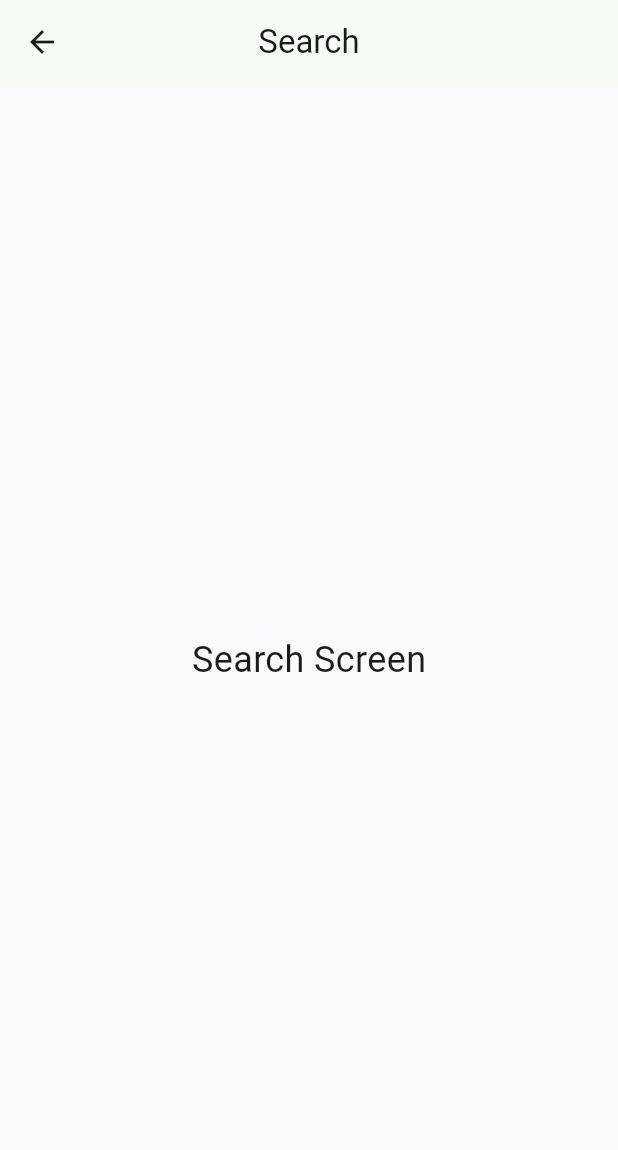
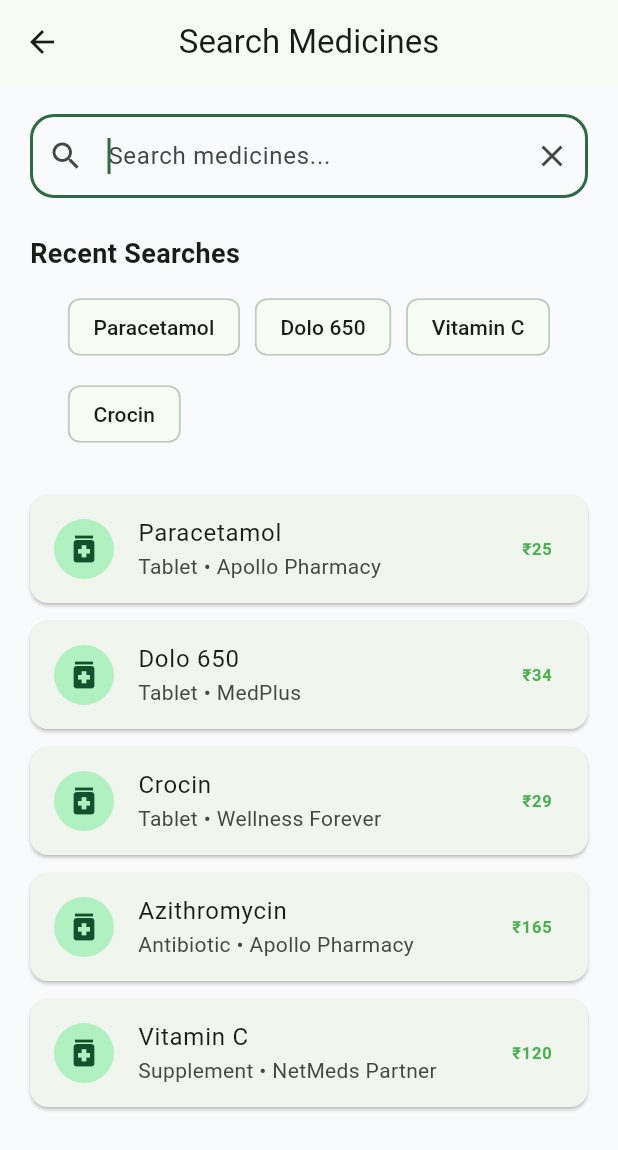
Before and after one commit to knikhil4327/MedFinder, a Flutter app: the SearchScreen screen opened directly, on a phone screen of 412 x 824 dp. Shown: the top 1150 px of the screen. Run offline on Flutter 3.47's test engine with Material 3 defaults, Android fonts, the phone set to English and light mode, and no system bars.

Commit message:
feat: complete medicine search and details module

```diff
--- a/lib/features/home/data/dummy_home_data.dart
+++ b/lib/features/home/data/dummy_home_data.dart
@@ -0,0 +1,58 @@
+import '../models/medicine_model.dart';
+
+final List<MedicineModel> medicines = [
+  MedicineModel(
+    id: "1",
+    name: "Paracetamol",
+    category: "Tablet",
+    price: 25,
+    available: true,
+    pharmacy: "Apollo Pharmacy",
+    rating: 4.8,
+    image: "",
+  ),
+
+  MedicineModel(
+    id: "2",
+    name: "Dolo 650",
+    category: "Tablet",
+    price: 34,
+    available: true,
+    pharmacy: "MedPlus",
+    rating: 4.7,
+    image: "",
+  ),
+
+  MedicineModel(
+    id: "3",
+    name: "Crocin",
+    category: "Tablet",
+    price: 29,
+    available: false,
+    pharmacy: "Wellness Forever",
+    rating: 4.5,
+    image: "",
+  ),
+
+  MedicineModel(
+    id: "4",
+    name: "Azithromycin",
+    category: "Antibiotic",
+    price: 165,
+    available: true,
+    pharmacy: "Apollo Pharmacy",
+    rating: 4.6,
+    image: "",
+  ),
+
+  MedicineModel(
+    id: "5",
+    name: "Vitamin C",
+    category: "Supplement",
+    price: 120,
+    available: true,
+    pharmacy: "NetMeds Partner",
+    rating: 4.9,
+    image: "",
+  ),
+];
--- a/lib/features/home/models/medicine_model.dart
+++ b/lib/features/home/models/medicine_model.dart
@@ -0,0 +1,21 @@
+class MedicineModel {
+  final String id;
+  final String name;
+  final String category;
+  final double price;
+  final bool available;
+  final String pharmacy;
+  final double rating;
+  final String image;
+
+  const MedicineModel({
+    required this.id,
+    required this.name,
+    required this.category,
+    required this.price,
+    required this.available,
+    required this.pharmacy,
+    required this.rating,
+    required this.image,
+  });
+}
--- a/lib/features/search/presentation/search_screen.dart
+++ b/lib/features/search/presentation/search_screen.dart
@@ -1,14 +1,172 @@
 import 'package:flutter/material.dart';
+import '../../home/data/dummy_home_data.dart';
+import '../../home/models/medicine_model.dart';
+import 'medicine_details_screen.dart';
 
-class SearchScreen extends StatelessWidget {
+class SearchScreen extends StatefulWidget {
   const SearchScreen({super.key});
 
   @override
+  State<SearchScreen> createState() => _SearchScreenState();
+}
+
+class _SearchScreenState extends State<SearchScreen> {
+  final TextEditingController searchController = TextEditingController();
+
+  List<MedicineModel> filteredMedicines = medicines;
+
+  @override
+  void dispose() {
+    searchController.dispose();
+    super.dispose();
+  }
+
+  void searchMedicine(String query) {
+    setState(() {
+      if (query.isEmpty) {
+        filteredMedicines = medicines;
+      } else {
+        filteredMedicines = medicines.where((medicine) {
+          return medicine.name.toLowerCase().contains(query.toLowerCase());
+        }).toList();
+      }
+    });
+  }
+
+  @override
   Widget build(BuildContext context) {
-    return Scaffold(
-      appBar: AppBar(title: const Text("Search")),
-      body: const Center(
-        child: Text("Search Screen", style: TextStyle(fontSize: 24)),
+    return GestureDetector(
+      onTap: () {
+        FocusScope.of(context).unfocus();
+      },
+      child: Scaffold(
+        appBar: AppBar(
+          title: const Text("Search Medicines"),
+          centerTitle: true,
+        ),
+        body: Padding(
+          padding: const EdgeInsets.all(20),
+          child: Column(
+            children: [
+              TextField(
+                controller: searchController,
+                autofocus: true,
+                onChanged: searchMedicine,
+                decoration: InputDecoration(
+                  hintText: "Search medicines...",
+                  prefixIcon: const Icon(Icons.search),
+                  suffixIcon: IconButton(
+                    onPressed: () {
+                      searchController.clear();
+                      searchMedicine("");
+                    },
+                    icon: const Icon(Icons.clear),
+                  ),
+                  border: OutlineInputBorder(
+                    borderRadius: BorderRadius.circular(16),
+                  ),
+                ),
+              ),
+
+              const SizedBox(height: 24),
+
+              const Align(
+                alignment: Alignment.centerLeft,
+                child: Text(
+                  "Recent Searches",
+                  style: TextStyle(fontSize: 18, fontWeight: FontWeight.bold),
+                ),
+              ),
+
+              const SizedBox(height: 12),
+
+              Wrap(
+                spacing: 10,
+                runSpacing: 10,
+                children: [
+                  ActionChip(
+                    label: Text("Paracetamol"),
+                    onPressed: () {
+                      searchController.text = "Paracetamol";
+                      searchMedicine("Paracetamol");
+                    },
+                  ),
+                  ActionChip(
+                    label: Text("Dolo 650"),
+                    onPressed: () {
+                      searchController.text = "Dolo 650";
+                      searchMedicine("Dolo 650");
+                    },
+                  ),
+
+                  ActionChip(
+                    label: Text("Vitamin C"),
+                    onPressed: () {
+                      searchController.text = "Vitamin C";
+                      searchMedicine("Vitamin C");
+                    },
+                  ),
+
+                  ActionChip(
+                    label: Text("Crocin"),
+                    onPressed: () {
+                      searchController.text = "Crocin";
+                      searchMedicine("Crocin");
+                    },
+                  ),
+                ],
+              ),
+
+              const SizedBox(height: 30),
+
+              Expanded(
+                child: filteredMedicines.isEmpty
+                    ? const Center(
+                        child: Text(
+                          "No medicines found",
+                          style: TextStyle(fontSize: 16, color: Colors.grey),
+                        ),
+                      )
+                    : ListView.builder(
+                        itemCount: filteredMedicines.length,
+                        itemBuilder: (context, index) {
+                          final medicine = filteredMedicines[index];
+
+                          return Card(
+                            margin: const EdgeInsets.only(bottom: 12),
+                            child: ListTile(
+                              leading: const CircleAvatar(
+                                child: Icon(Icons.medication),
+                              ),
+                              title: Text(medicine.name),
+                              subtitle: Text(
+                                "${medicine.category} • ${medicine.pharmacy}",
+                              ),
+                              trailing: Text(
+                                "₹${medicine.price.toStringAsFixed(0)}",
+                                style: const TextStyle(
+                                  color: Colors.green,
+                                  fontWeight: FontWeight.bold,
+                                ),
+                              ),
+                              onTap: () {
+                                Navigator.push(
+                                  context,
+                                  MaterialPageRoute(
+                                    builder: (context) => MedicineDetailsScreen(
+                                      medicine: medicine,
+                                    ),
+                                  ),
+                                );
+                              },
+                            ),
+                          );
+                        },
+                      ),
+              ),
+            ],
+          ),
+        ),
       ),
     );
   }
```
Also changed, not shown: lib/features/home/presentation/home_screen.dart (+9 -1 lines), lib/features/search/presentation/medicine_details_screen.dart (added, +116 -0 lines).
